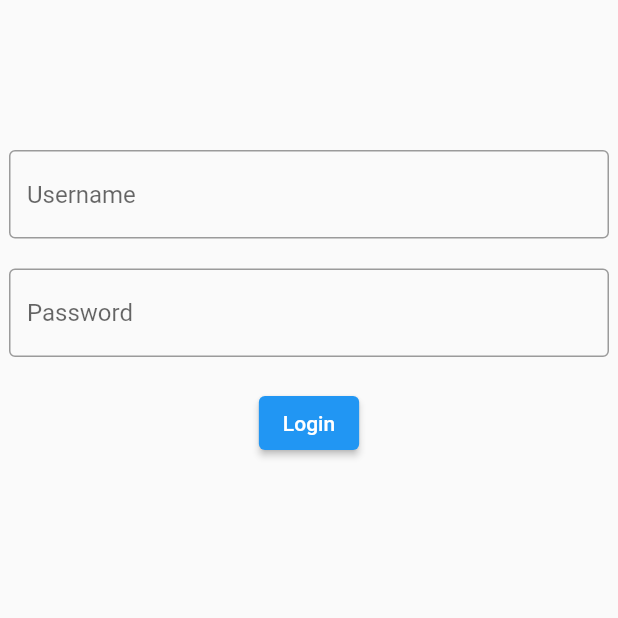
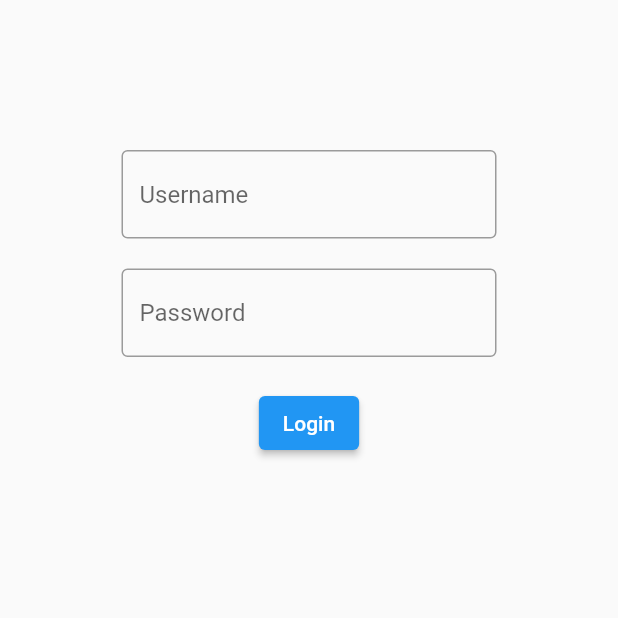
Before and after one commit to suragch/class_app, a Flutter app: the screen it shows after launch, on a phone screen of 412 x 824 dp, the top half of it. Run offline on Flutter 3.47's test engine with Material 2 defaults, Android fonts, the light colour scheme and no system bars.

Commit message:
changed width

```diff
--- a/lib/main.dart
+++ b/lib/main.dart
@@ -23,7 +23,7 @@ class HomePage extends StatelessWidget {
     return Scaffold(
       body: Center(
         child: Container(
-          width: 400,
+          width: 250,
           child: Column(
             children: [
               const SizedBox(height: 100),
```
